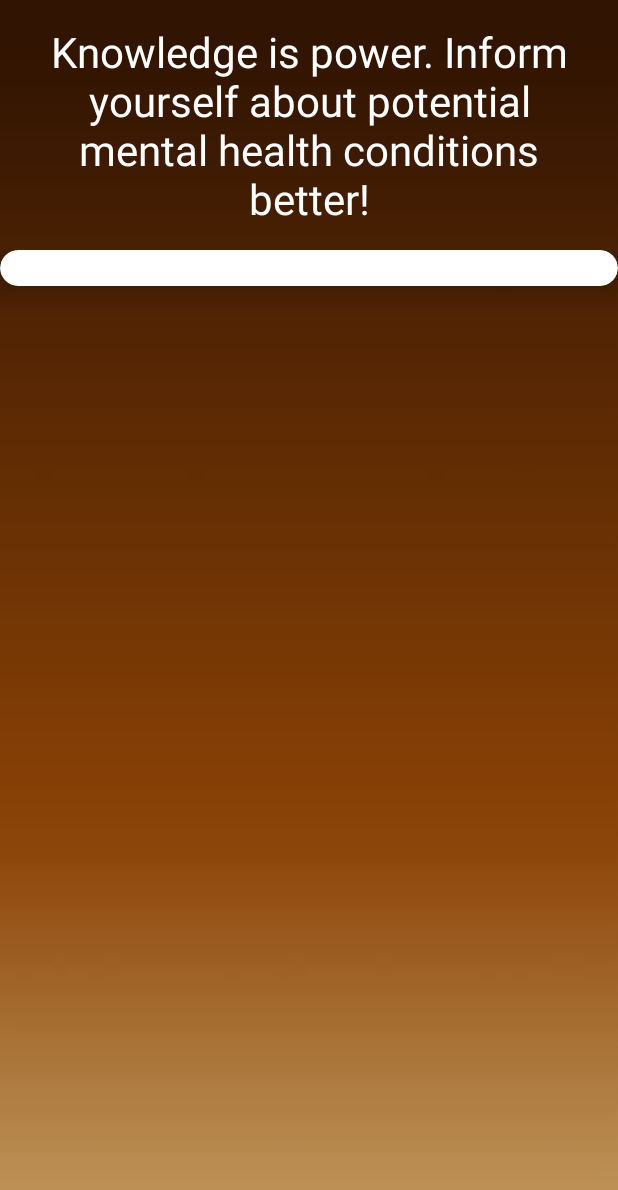
After one commit to 75353105/Fullfilment, an Android app: the MentalHealthInfoActivity screen opened directly, with no data from a screen before it, on a phone screen of 412 x 824 dp. The commit adds this screen. Shown: the top 1190 px of the screen. Run offline under Robolectric (Android 15) with nearby library versions, the light colour scheme and no system bars.

Commit message:
Design pagina sanatate mintala

```diff
--- a/app/src/main/AndroidManifest.xml
+++ b/app/src/main/AndroidManifest.xml
@@ -1,6 +1,8 @@
 <?xml version="1.0" encoding="utf-8"?>
 <manifest xmlns:android="http://schemas.android.com/apk/res/android"
     xmlns:tools="http://schemas.android.com/tools">
+
+    <uses-permission android:name="android.permission.INTERNET" />
 
     <application
         android:allowBackup="true"
@@ -12,6 +14,9 @@
         android:supportsRtl="true"
         android:theme="@style/Theme.Fullfilment_v3"
         tools:targetApi="31">
+        <activity
+            android:name=".appactivities.mentalhealthinfo.MentalHealthInfoActivity"
+            android:exported="false" />
         <activity
             android:name=".signin.ForgottenPasswordActivity"
             android:exported="false" />
--- a/app/src/main/java/com/example/fullfilment_v3/appactivities/HomeDashboardActivity.java
+++ b/app/src/main/java/com/example/fullfilment_v3/appactivities/HomeDashboardActivity.java
@@ -1,16 +1,41 @@
 package com.example.fullfilment_v3.appactivities;
 
 import androidx.appcompat.app.AppCompatActivity;
+import androidx.cardview.widget.CardView;
 
+import android.content.Intent;
 import android.os.Bundle;
+import android.view.View;
 
 import com.example.fullfilment_v3.R;
+import com.example.fullfilment_v3.appactivities.mentalhealthinfo.MentalHealthInfoActivity;
 
 public class HomeDashboardActivity extends AppCompatActivity {
+
+    CardView cardViewMeditaion;
+    CardView cardViewStretchingExercises;
+    CardView cardViewMentalHealthInfo;
 
     @Override
     protected void onCreate(Bundle savedInstanceState) {
         super.onCreate(savedInstanceState);
         setContentView(R.layout.activity_home_dashboard);
+
+        cardViewMeditaion = findViewById(R.id.cardViewMeditation);
+        cardViewStretchingExercises = findViewById(R.id.cardViewStrecthingExercises);
+        cardViewMentalHealthInfo = findViewById(R.id.cardViewMentalHealth);
+
+        cardViewMeditaion.setOnClickListener(view -> {
+
+        });
+
+        cardViewStretchingExercises.setOnClickListener(view -> {
+
+        });
+
+        cardViewMentalHealthInfo.setOnClickListener(view -> {
+            Intent intent = new Intent(HomeDashboardActivity.this, MentalHealthInfoActivity.class);
+            startActivity(intent);
+        });
     }
 }
--- /dev/null
+++ b/app/src/main/java/com/example/fullfilment_v3/appactivities/mentalhealthinfo/MentalHealthInfoActivity.java
@@ -0,0 +1,16 @@
+package com.example.fullfilment_v3.appactivities.mentalhealthinfo;
+
+import androidx.appcompat.app.AppCompatActivity;
+
+import android.os.Bundle;
+
+import com.example.fullfilment_v3.R;
+
+public class MentalHealthInfoActivity extends AppCompatActivity {
+
+    @Override
+    protected void onCreate(Bundle savedInstanceState) {
+        super.onCreate(savedInstanceState);
+        setContentView(R.layout.activity_mental_health_info);
+    }
+}
--- a/app/src/main/java/com/example/fullfilment_v3/signin/SignInActivity.java
+++ b/app/src/main/java/com/example/fullfilment_v3/signin/SignInActivity.java
@@ -5,7 +5,6 @@ import android.os.Bundle;
 import android.text.method.HideReturnsTransformationMethod;
 import android.text.method.PasswordTransformationMethod;
 import android.util.Log;
-import android.view.View;
 import android.widget.Button;
 import android.widget.CheckBox;
 import android.widget.EditText;
@@ -36,6 +35,7 @@ import com.google.android.gms.auth.api.identity.SignInCredential;
 import com.google.android.gms.tasks.OnFailureListener;
 import com.google.android.gms.tasks.OnSuccessListener;
 
+
 public class SignInActivity extends AppCompatActivity {
 
     public static final int SIGN_UP_REQUEST = 10;
@@ -46,13 +46,9 @@ public class SignInActivity extends AppCompatActivity {
     Intent intent;
     TextView txtForgottenPassword;
     CheckBox showPassword;
-
     ImageView imgGoogle;
-
     private SignInClient oneTapClient;
     private BeginSignInRequest signInRequest;
-    public static final int GOOGLE_LOG_IN = 20;
-    private boolean showOneTapUI = true;
 
     @Override
     protected void onCreate(Bundle savedInstanceState) {
@@ -138,6 +134,7 @@ public class SignInActivity extends AppCompatActivity {
                         }
                     });
         });
+
     }
 
     @Override
--- /dev/null
+++ b/app/src/main/res/layout/activity_mental_health_info.xml
@@ -0,0 +1,52 @@
+<?xml version="1.0" encoding="utf-8"?>
+<RelativeLayout xmlns:android = "http://schemas.android.com/apk/res/android"
+    xmlns:app = "http://schemas.android.com/apk/res-auto"
+    xmlns:tools = "http://schemas.android.com/tools"
+    android:layout_width = "match_parent"
+    android:layout_height = "match_parent"
+    android:background = "@drawable/fundal_mental_health"
+    tools:context = ".appactivities.mentalhealthinfo.MentalHealthInfoActivity">
+
+    <TextView
+        android:id = "@+id/txtDiscover"
+        android:layout_width = "wrap_content"
+        android:layout_height = "wrap_content"
+        android:layout_margin = "15dp"
+        android:text = "Knowledge is power. Inform yourself about potential
+                      mental health conditions better!"
+        android:textColor = "@color/white"
+        android:textSize = "28sp"
+        android:textAlignment = "center"/>
+
+    <GridLayout
+        android:layout_width = "match_parent"
+        android:layout_height = "match_parent"
+        android:layout_below = "@id/txtDiscover"
+        android:layout_alignParentBottom = "true"
+        android:rowCount = "5"
+        android:columnCount = "2">
+
+        <androidx.cardview.widget.CardView
+            android:id = "@+id/cardViewPTSD"
+            android:layout_width = "match_parent"
+            android:layout_height = "wrap_content"
+            app:cardCornerRadius = "15dp"
+            app:cardElevation = "12dp"
+            android:layout_columnWeight = "1"
+            android:layout_row = "0"
+            android:layout_column = "0"
+            android:backgroundTint="@color/white">
+
+            <LinearLayout
+                android:layout_width = "match_parent"
+                android:layout_height = "match_parent"
+                android:layout_margin = "12dp"
+                android:orientation = "vertical">
+
+            </LinearLayout>
+
+        </androidx.cardview.widget.CardView>
+
+    </GridLayout>
+
+</RelativeLayout>
--- a/app/src/main/res/values/strings.xml
+++ b/app/src/main/res/values/strings.xml
@@ -2,4 +2,7 @@
     <string name="app_name">Fullfilment_v3</string>
     <string name="app_client_id">1026860616119-36oah7d62vj9vvl07lhld9ek9bu2br6f.apps.googleusercontent.com </string>
     <string name="web_client_id">1026860616119-8gaoi30jle1coqds31sps5o9pmnn9ntt.apps.googleusercontent.com</string>
+    <string name="facebook_app_id">1234</string>
+    <string name="fb_login_protocol_scheme">fb1234</string>
+    <string name="facebook_client_token">56789</string>
 </resources>
```
Also changed, not shown: app/src/main/res/drawable/fundal_mental_health.jpg (added).
